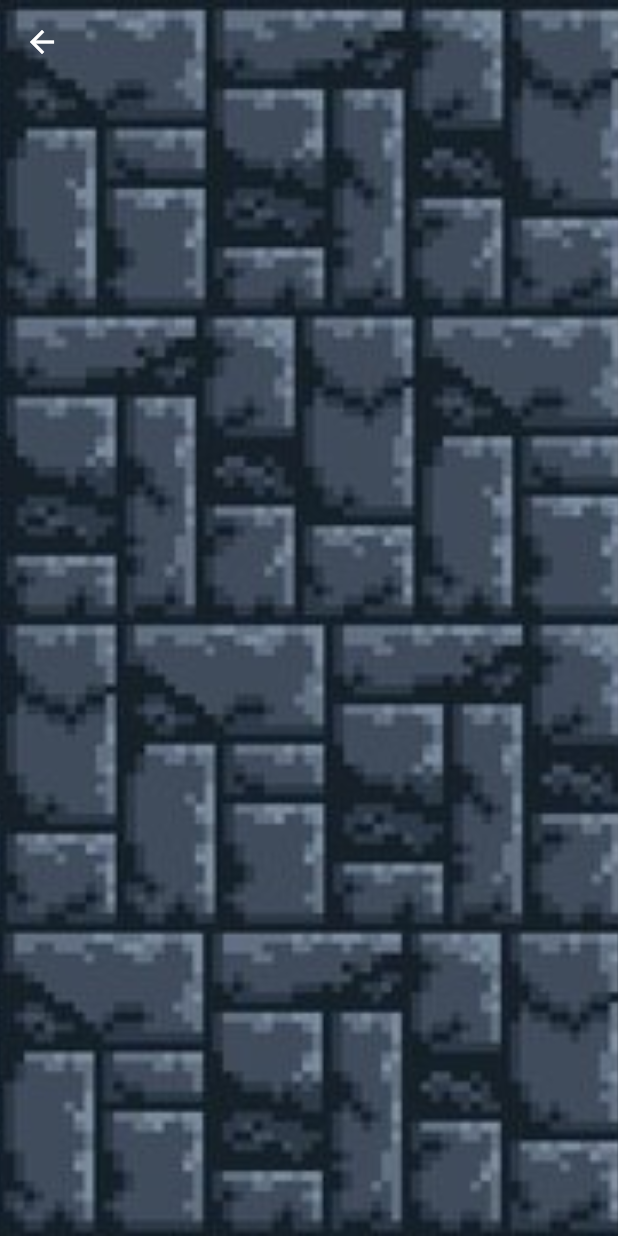
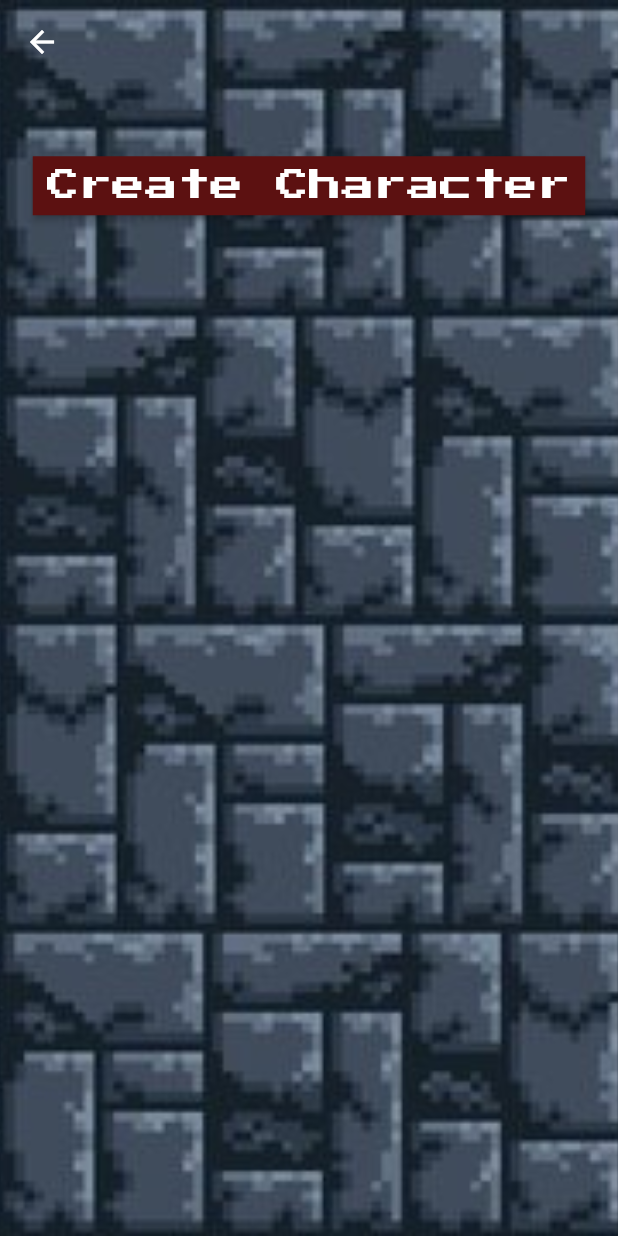
Before and after one commit to LeandroTheDev/flublade_project, a Flutter app: the CharactersMenu screen opened by its route, on a phone screen of 412 x 824 dp. Run offline on Flutter 3.47's test engine with Material 2 defaults, Android fonts, the phone set to English and light mode, and no system bars; our stand-ins replace shared_preferences; missing offline and left inert: mysql1; accounts and stored records are empty.

Commit message:
Character Creation 0.1

```diff
--- a/lib/data/language.dart
+++ b/lib/data/language.dart
@@ -15,6 +15,8 @@ class Language {
     'response_yes' : 'Yes',
     'response_no' : 'No',
     'response_confirmation' : 'Are you sure?',
+    'response_next' : 'Next',
+    'response_back' : 'Back',
 
     'authentication_username' : 'Username',
     'authentication_password' : 'Password',
@@ -42,11 +44,17 @@ class Language {
     'mainmenu_confirmation' : 'Logout and return to Login Page',
 
     'options_language' : 'Change Language',
+
+    'characters_create' : 'Create Character',
+    'characters_create_class' : 'Class',
+    'characters_create_info' : 'Info',
   };
   static const pt_BR = {
     'response_yes' : 'Sim',
     'response_no' : 'Não',
     'response_confirmation' : 'Tem certeza?',
+    'response_next' : 'Proximo',
+    'response_back' : 'Voltar',
 
     'authentication_username' : 'Usuário',
     'authentication_password' : 'Senha',
@@ -74,5 +82,9 @@ class Language {
     'mainmenu_confirmation' : 'Desconectar e voltar para Pagina de Entrada?',
 
     'options_language' : 'Trocar Linguagem',
+
+    'characters_create' : 'Criar Personagem',
+    'characters_create_class' : 'Classe',
+    'characters_create_info' : 'Info ',
   };
 }
--- a/lib/main.dart
+++ b/lib/main.dart
@@ -1,4 +1,5 @@
 // ignore_for_file: unused_local_variable
+import 'package:flublade_project/components/character_creation.dart';
 import 'package:flublade_project/data/global.dart';
 import 'package:flublade_project/data/language.dart';
 import 'package:flublade_project/pages/authenticationpage.dart';
@@ -34,6 +35,7 @@ void main() async {
 class FluBlade extends StatelessWidget {
   const FluBlade({super.key});
 
+  //Program Call
   @override
   Widget build(BuildContext context) {
     return MaterialApp(
@@ -53,6 +55,7 @@ class FluBlade extends StatelessWidget {
         '/mainmenu': (context) => const MainMenu(),
         '/optionsmenu': (context) => const OptionsMenu(),
         '/charactersmenu': (context) => const CharactersMenu(),
+        '/charactercreation':(context) => const CharacterCreation(),
       },
     );
   }
--- a/lib/pages/mainmenu/characters_menu.dart
+++ b/lib/pages/mainmenu/characters_menu.dart
@@ -1,4 +1,5 @@
 import 'package:flublade_project/data/global.dart';
+import 'package:flublade_project/data/language.dart';
 import 'package:flutter/material.dart';
 import 'package:provider/provider.dart';
 
@@ -26,6 +27,32 @@ class CharactersMenu extends StatelessWidget {
               fit: BoxFit.cover,
             ),
           ),
+          // Characters
+          Column(
+            children: [
+              SizedBox(height: screenSize.height * 0.1),
+              FittedBox(
+                child: Padding(
+                  padding: const EdgeInsets.all(500.0),
+                  child: ElevatedButton(
+                    onPressed: () {
+                      Navigator.pushNamed(context, '/charactercreation');
+                    },
+                    child: Padding(
+                      padding: const EdgeInsets.all(200.0),
+                      child: Text(
+                        Language.Translate(
+                                'characters_create', options.language) ??
+                            'characters_create',
+                        style: const TextStyle(
+                            fontSize: 500, fontFamily: 'PressStart'),
+                      ),
+                    ),
+                  ),
+                ),
+              )
+            ],
+          ),
         ],
       ),
     );
```
Also changed, not shown: lib/components/character_creation.dart (added, +178 -0 lines), lib/data/global.dart (+35 -13 lines), lib/pages/authenticationpage.dart (+4 -4 lines), pubspec.yaml (+27 -1 lines), assets/open_book.png (added), assets/tavern.png (added).
